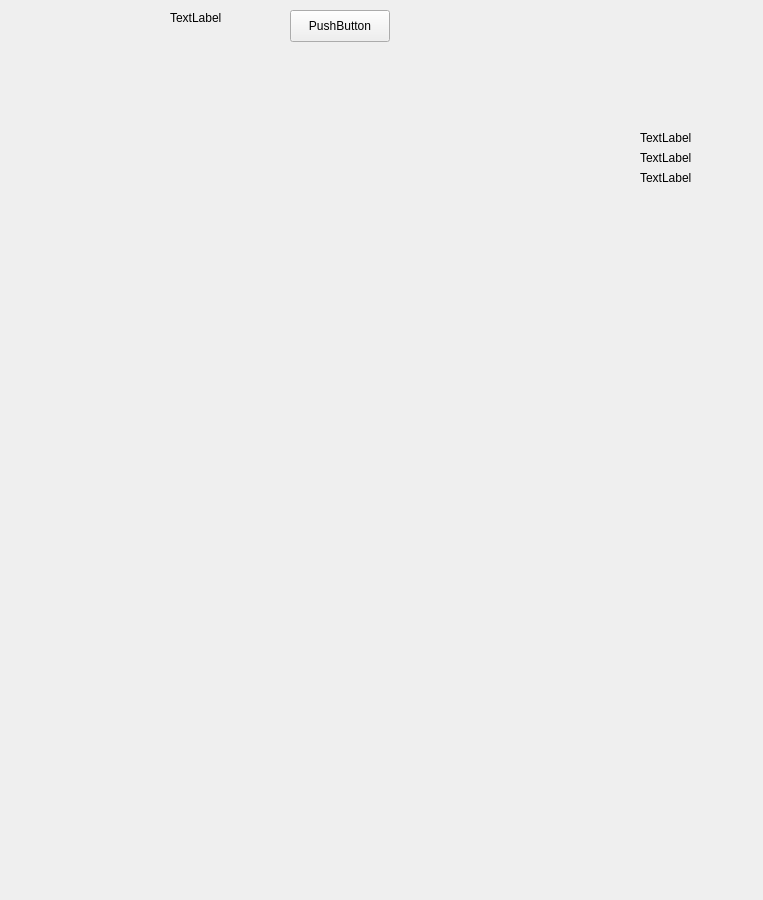
Qt form src/gui/desktop/brick_game/gamewindow.ui (ayedel123/BrickGame) before a commit.
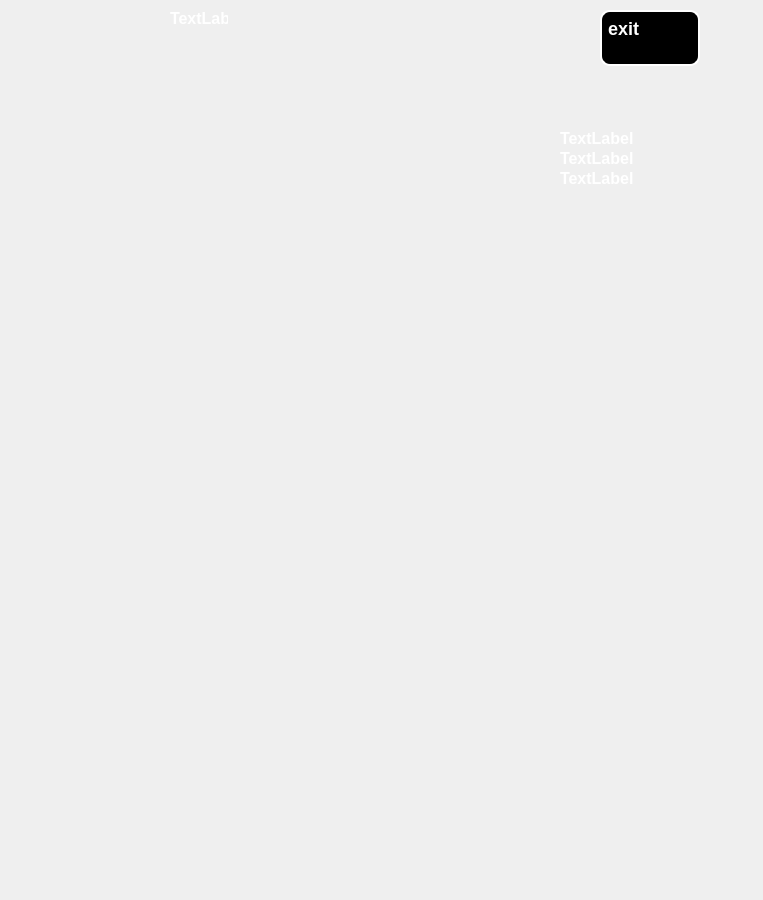
The same form after that commit.

Diff of the .ui file:
```diff
--- a/src/gui/desktop/brick_game/gamewindow.ui
+++ b/src/gui/desktop/brick_game/gamewindow.ui
@@ -13,6 +13,21 @@
   <property name="windowTitle">
    <string>Form</string>
   </property>
+  <property name="styleSheet">
+   <string notr="true">GameForm{background:rgb(0, 0, 0);} 
+            QPushButton{background: rgb(0, 0, 0);border-style: outset;border-width: 2px;border-radius: 10px;border-color: rgb(255,255,255); 
+                min-width:40;min-height:40;font: bold 18px;padding: 6px;color:rgb(255,255,255);text-align: top,left;} 
+            QLineEdit{font: bold 16px;background: rgb(0, 0, 0);border-style: outset; 
+             border-width: 2px;border-radius: 10px;border-color: rgb(255,255,255);color:rgb(255,255,255);}
+            QLabel{font: bold 16px;color:rgb(255,255,255);}
+QCustomPlot{
+background: rgb(0, 0, 0);
+}
+QRadioButton{
+color:rgb(255,255,255);
+
+}</string>
+  </property>
   <widget class="QLabel" name="game_name_label">
    <property name="geometry">
     <rect>
@@ -29,22 +44,22 @@
   <widget class="QPushButton" name="pushButton">
    <property name="geometry">
     <rect>
-     <x>290</x>
+     <x>600</x>
      <y>10</y>
      <width>100</width>
-     <height>32</height>
+     <height>56</height>
     </rect>
    </property>
    <property name="text">
-    <string>PushButton</string>
+    <string>exit</string>
    </property>
   </widget>
   <widget class="QLabel" name="score_label">
    <property name="geometry">
     <rect>
-     <x>640</x>
+     <x>560</x>
      <y>130</y>
-     <width>91</width>
+     <width>171</width>
      <height>16</height>
     </rect>
    </property>
@@ -55,9 +70,9 @@
   <widget class="QLabel" name="record_label">
    <property name="geometry">
     <rect>
-     <x>640</x>
+     <x>560</x>
      <y>150</y>
-     <width>101</width>
+     <width>161</width>
      <height>16</height>
     </rect>
    </property>
@@ -78,9 +93,9 @@
   <widget class="QLabel" name="lvl_label">
    <property name="geometry">
     <rect>
-     <x>640</x>
+     <x>560</x>
      <y>170</y>
-     <width>101</width>
+     <width>161</width>
      <height>16</height>
     </rect>
    </property>
```
Left out of the diff: 21 changed lines with no effect on the pictures.
